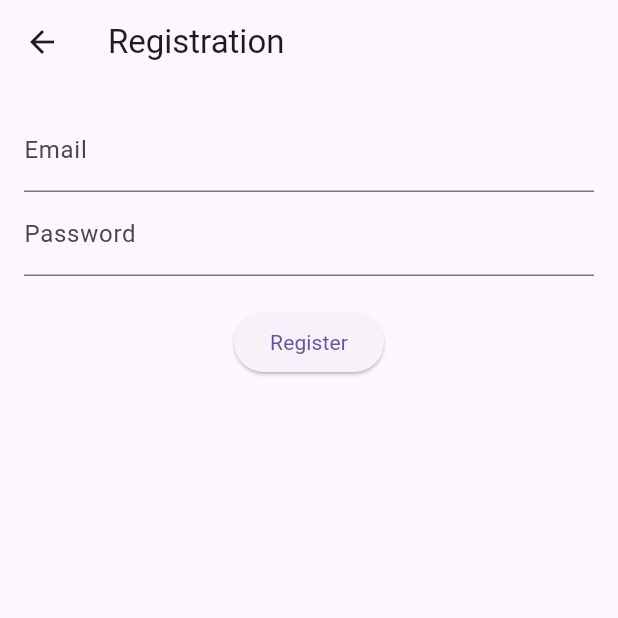
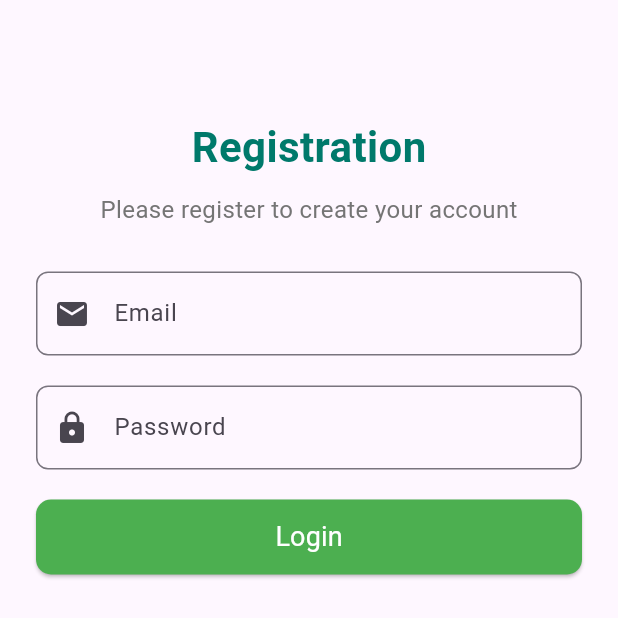
Before and after one commit to Andresas106/RecipeApp, a Flutter app: the screen it shows after launch, after a tap on an icon or button, on a phone screen of 412 x 824 dp, the top half of it. Run offline on Flutter 3.47's test engine with Material 3 defaults, Android fonts, the light colour scheme and no system bars; our stand-ins replace cloud_firestore, firebase_auth, firebase_core, google_sign_in; accounts and stored records are empty; network calls fail.

Commit message:
Styled registration page

```diff
--- a/recipe_app/lib/navigation/AppRouterDelegate.dart
+++ b/recipe_app/lib/navigation/AppRouterDelegate.dart
@@ -48,7 +48,7 @@ class AppRouterDelegate extends RouterDelegate<RouteSettings>
           return false;
         }
 
-        if(_currentRoute?.name == '/register')
+        if(_currentRoute?.name == '/register' || _currentRoute?.name == '/recipes')
         {
           _setNewRoutePath(RouteSettings(name: '/login'));
         }
@@ -65,7 +65,7 @@ class AppRouterDelegate extends RouterDelegate<RouteSettings>
 class CustomTransitionPage extends Page {
   final Widget child;
 
-  CustomTransitionPage({required LocalKey key,required  this.child})
+  const CustomTransitionPage({required LocalKey key,required  this.child})
   : super(key: key);
   @override
   Route createRoute(BuildContext context) {
--- a/recipe_app/lib/screens/LoginScreen.dart
+++ b/recipe_app/lib/screens/LoginScreen.dart
@@ -30,10 +30,7 @@ class _IntroScreenState extends State<LoginScreen> {
           child: Column(
             crossAxisAlignment: CrossAxisAlignment.center,
             children: [
-              Center(
-                child: Image.asset('assets/logo.jpg', height: 20,),
-              ),
-              const SizedBox(height: 20),
+              SizedBox(height: 30,),
               Text('Welcome', style: TextStyle(fontSize: 28, fontWeight: FontWeight.bold, color: Colors.teal[700]),
               ),
               const SizedBox(height: 10,),
--- a/recipe_app/lib/screens/RegisterScreen.dart
+++ b/recipe_app/lib/screens/RegisterScreen.dart
@@ -10,23 +10,39 @@ class Registerscreen extends StatelessWidget {
   @override
   Widget build(BuildContext context) {
     return Scaffold(
-      appBar: AppBar(
-        title: Text('Registration'),
-      ),
       body: Padding(
-        padding: const EdgeInsets.all(16.0),
+        padding: const EdgeInsets.symmetric(horizontal: 24,vertical: 48),
         child: Column(
+          crossAxisAlignment: CrossAxisAlignment.center,
           children: [
+            const SizedBox(height: 30,),
+            Text('Registration', style: TextStyle(fontSize: 28, fontWeight: FontWeight.bold, color: Colors.teal[700]),
+            ),
+            const SizedBox(height: 10,),
+            Text('Please register to create your account', style:  TextStyle(fontSize: 16, color: Colors.grey[600]),
+            ),
+            const SizedBox(height: 30,),
             TextField(
               controller: emailController,
-              decoration: InputDecoration(labelText: 'Email'),
+              decoration: InputDecoration(
+                  labelText: 'Email',
+                  prefixIcon: Icon(Icons.email),
+                  border: OutlineInputBorder(
+                      borderRadius: BorderRadius.circular(8)
+                  )),
             ),
+            const SizedBox(height: 20,),
             TextField(
               controller: passwordController,
-              decoration: InputDecoration(labelText: 'Password'),
+              decoration: InputDecoration(
+                labelText: 'Password',
+                prefixIcon: Icon(Icons.lock),
+                border: OutlineInputBorder(
+                  borderRadius: BorderRadius.circular(8),
+                ),),
               obscureText: true,
             ),
-            SizedBox(height: 20),
+            const SizedBox(height: 20),
             ElevatedButton(
               onPressed: () async {
                 final email = emailController.text.trim();
@@ -51,7 +67,14 @@ class Registerscreen extends StatelessWidget {
                   });
                 }
               },
-              child: Text('Register'),
+              style: ElevatedButton.styleFrom(
+                backgroundColor: Colors.green,
+                minimumSize: const Size(double.infinity, 50),
+                shape: RoundedRectangleBorder(
+                  borderRadius: BorderRadius.circular(10),
+                ),
+              ),
+              child: Text('Login', style: TextStyle(fontSize: 18, color: Colors.white),)
             ),
           ],
         ),
--- a/recipe_app/lib/utils/authService.dart
+++ b/recipe_app/lib/utils/authService.dart
@@ -27,13 +27,17 @@ class AuthService {
     }catch(e)
     {
       print('Error al iniciar sesion con usuario y contraseña: $e');
+      return null;
     }
   }
 
   Future<User?> loginWithGoogle() async {
     try {
+      print('aqui entra');
       // Iniciar el flujo de autenticación de Google
       final GoogleSignInAccount? googleUser = await _googleSignIn.signIn();
+
+      print(googleUser);
       // Si el usuario cancela el inicio de sesión
       if(googleUser == null) return null;
 
@@ -52,6 +56,7 @@ class AuthService {
     }catch(e)
     {
       print('Error al iniciar sesion con google: $e');
+      return null;
     }
   }
 
--- a/recipe_app/pubspec.yaml
+++ b/recipe_app/pubspec.yaml
@@ -65,7 +65,6 @@ flutter:
   # To add assets to your application, add an assets section, like this:
   assets:
    - assets/intro_image.jpg
-   - assets/logo.jpg
 
   # An image asset can refer to one or more resolution-specific "variants", see
   # https://flutter.dev/to/resolution-aware-images
```
Also changed, not shown: recipe_app/assets/logo.jpg (deleted), recipe_app/pubspec.lock, 1 other file.
